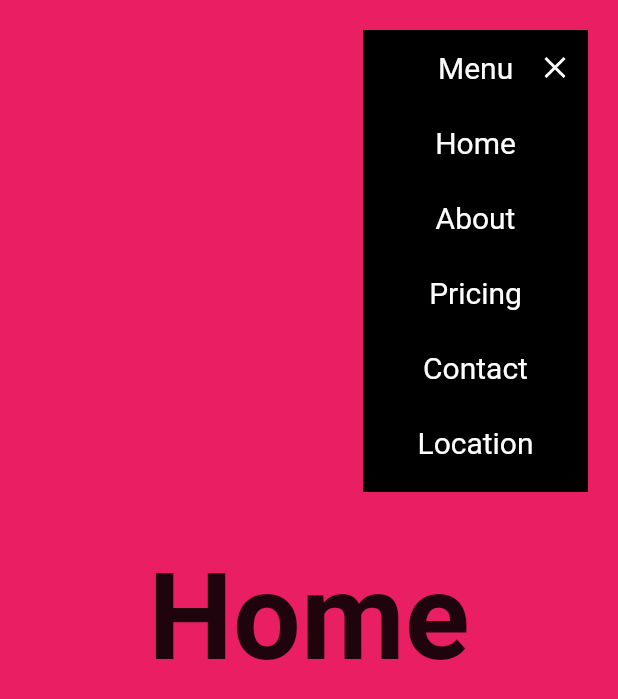
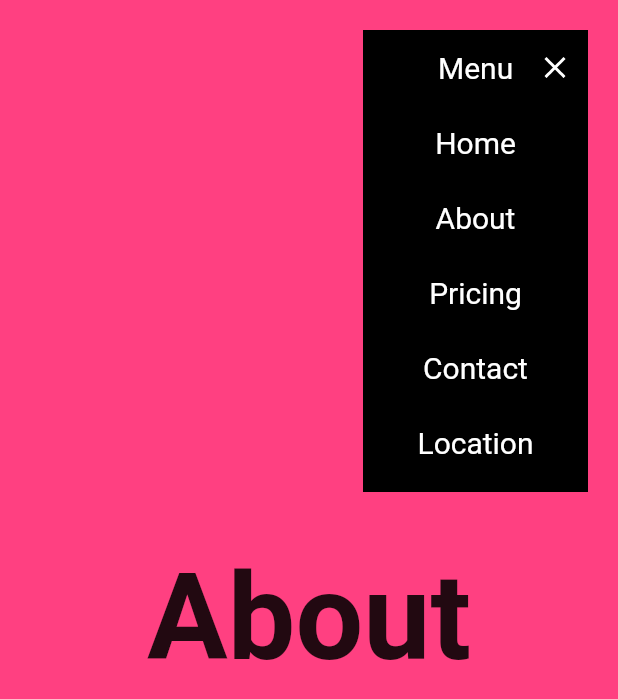
Before and after one commit to daniellms/Primer-web-Flutter, a Flutter app: the screen it shows after launch, after a tap on "Menu", after a tap on "About", on a phone screen of 412 x 824 dp. Shown: the top 699 px of the screen. Run offline on Flutter 3.47's test engine with Material 2 defaults, Android fonts, the phone set to English and light mode, and no system bars; our stand-ins replace animate_do, bloc, equatable, fluro, flutter_bloc, google_fonts; missing offline and left inert: universal_html.

Commit message:
Fin Seccion 5 todo funcional

```diff
--- a/lib/main.dart
+++ b/lib/main.dart
@@ -1,6 +1,8 @@
 import 'package:flutter/material.dart';
 import 'package:flutter_bloc/flutter_bloc.dart';
+import 'package:provider/provider.dart';
 import 'package:vertical_landing_page/blocs/page/page_bloc.dart';
+import 'package:vertical_landing_page/providers/page_provider.dart';
 import 'package:vertical_landing_page/routers/router.dart';
 import 'package:vertical_landing_page/ui/pages/home_page.dart';
 
@@ -21,9 +23,9 @@ class _MyAppState extends State<MyApp> {
 
   @override
   Widget build(BuildContext context) {
-    return MultiBlocProvider(
+    return MultiProvider(
       providers: [
-        BlocProvider(create: (_) => PageBloc())
+        ChangeNotifierProvider(create: (_) => PageProvider())
       ],
       child: MaterialApp(
         title: 'Landing Page',
@@ -34,3 +36,9 @@ class _MyAppState extends State<MyApp> {
     );
   }
 }
+
+//Bloc
+//    //  MultiBlocProvider(
+    //   providers: [
+    //     BlocProvider(create: (_) => PageBloc())
+    //   ],
--- /dev/null
+++ b/lib/providers/page_provider.dart
@@ -0,0 +1,43 @@
+// import 'dart:html' as html;
+import 'package:flutter/material.dart';
+import 'package:universal_html/html.dart' as html;
+
+class PageProvider extends ChangeNotifier {
+  PageController scrollController = PageController();
+  List<String> _pages = ['home', 'about', 'pricing', 'contact', 'location'];
+  int _currentIndex = 0;
+
+  goTo(int index) {
+    // final routeName = _pages[index];
+    // html.window.history.pushState(null, 'none', '#/${_pages[index]}');
+
+    scrollController.animateToPage(
+      index,
+      duration: Duration(milliseconds: 300),
+      curve: Curves.easeInOut,
+    );
+  }
+
+  createScrollController(String routeName) {
+    this.scrollController = PageController(initialPage: getPageIndex(routeName));
+
+    html.document.title = _pages[getPageIndex(routeName)];
+
+    this.scrollController.addListener(() {
+      final pagIndex = (this.scrollController.page ?? 0).round();
+
+      if (pagIndex != _currentIndex) html.window.history.pushState(null, 'none', '#/${_pages[pagIndex]}');
+      _currentIndex = pagIndex;
+      html.document.title = _pages[pagIndex];
+      // print(pagIndex);
+    });
+  }
+
+  getPageIndex(String routeName) {
+    return (_pages.indexOf(routeName) == -1)
+        ? 0
+        : _pages.indexOf(
+            routeName,
+          );
+  }
+}
--- a/lib/routers/route_handlers.dart
+++ b/lib/routers/route_handlers.dart
@@ -1,10 +1,16 @@
 // import 'package:flutter/material.dart';
 import 'package:fluro/fluro.dart';
+import 'package:provider/provider.dart';
+import 'package:vertical_landing_page/providers/page_provider.dart';
 import 'package:vertical_landing_page/ui/pages/home_page.dart';
 
 final homeHandler = Handler(handlerFunc: (context, params) {
   final page = params['page']!.first;
   // print(page);
-  if( page != '/')
-  return HomePage();
+  if (page != '/') {
+    final pageProvider = Provider.of<PageProvider>(context!, listen: false);
+      pageProvider.createScrollController(page);
+
+    return HomePage();
+  }
 });
--- a/lib/routers/router.dart
+++ b/lib/routers/router.dart
@@ -7,6 +7,9 @@ class FluroPrincipalRouter {
   static void configureRoutes() {
     // Rutas
     router.define('/:page', handler: homeHandler);
-    router.notFoundHandler = homeHandler;     //404
+
+
+    //404
+    router.notFoundHandler = homeHandler;
   }
 }
--- a/lib/ui/pages/home_page.dart
+++ b/lib/ui/pages/home_page.dart
@@ -1,7 +1,9 @@
 import 'package:flutter/gestures.dart';
 import 'package:flutter/material.dart';
 import 'package:flutter_bloc/flutter_bloc.dart';
+import 'package:provider/provider.dart';
 import 'package:vertical_landing_page/blocs/page/page_bloc.dart';
+import 'package:vertical_landing_page/providers/page_provider.dart';
 import 'package:vertical_landing_page/ui/shared/custom_app_menu.dart';
 import 'package:vertical_landing_page/ui/views/about_view.dart';
 import 'package:vertical_landing_page/ui/views/contact_view.dart';
@@ -35,13 +37,10 @@ class _HomeBody extends StatelessWidget {
 
   @override
   Widget build(BuildContext context) {
-
-
-    return BlocBuilder<PageBloc, PageState>(
-      builder: (context, state) {
+    final pageProvider = Provider.of<PageProvider>(context, listen: false);
     return PageView(
       physics: BouncingScrollPhysics(),
-          // controller: state.scrollController,
+      controller: pageProvider.scrollController,
       scrollBehavior: ScrollConfiguration.of(context).copyWith(dragDevices: {
         PointerDeviceKind.touch,
         PointerDeviceKind.mouse,
@@ -55,7 +54,5 @@ class _HomeBody extends StatelessWidget {
         LocationView(),
       ],
     );
-      },
-    );
   }
 }
--- a/lib/ui/shared/custom_app_menu.dart
+++ b/lib/ui/shared/custom_app_menu.dart
@@ -1,7 +1,9 @@
 import 'package:flutter/material.dart';
 import 'package:flutter_bloc/flutter_bloc.dart';
 import 'package:google_fonts/google_fonts.dart';
+import 'package:provider/provider.dart';
 import 'package:vertical_landing_page/blocs/page/page_bloc.dart';
+import 'package:vertical_landing_page/providers/page_provider.dart';
 import 'package:vertical_landing_page/ui/shared/Custom_item_menu.dart';
 
 class CustomAppMenu extends StatefulWidget {
@@ -23,8 +25,7 @@ class _CustomAppMenuState extends State<CustomAppMenu> with SingleTickerProvider
 
   @override
   Widget build(BuildContext context) {
-    return BlocBuilder<PageBloc, PageState>(
-      builder: (context, state) {
+    final pageProviderr = Provider.of<PageProvider>(context, listen: false);
     return MouseRegion(
       cursor: SystemMouseCursors.click,
       child: GestureDetector(
@@ -49,18 +50,16 @@ class _CustomAppMenuState extends State<CustomAppMenu> with SingleTickerProvider
               children: [
                 _MenuRow(isOpen: isOpen, controller: controller),
                 if (isOpen) ...[
-                      CustomMenuItem(delay: 0, text: 'Home', onPressed: () {}), //=> context.read<PageBloc>().add(OnGoTo(index: 0)
-                      CustomMenuItem(delay: 80, text: 'About', onPressed: () {}), //=> context.read<PageBloc>().add(OnGoTo(index: 1))
-                      CustomMenuItem(delay: 160, text: 'Pricing', onPressed: () {}),//=> context.read<PageBloc>().add(OnGoTo(index: ))
-                      CustomMenuItem(delay: 240, text: 'Contact', onPressed: () {}),//=> context.read<PageBloc>().add(OnGoTo(index: ))
-                      CustomMenuItem(delay: 320, text: 'Location', onPressed: () {}),//=> context.read<PageBloc>().add(OnGoTo(index:))
-                      // SizedBox(height: 8,)
+                  CustomMenuItem(delay: 0, text: 'Home', onPressed: () => pageProviderr.goTo(0)), //=> context.read<PageBloc>().add(OnGoTo(index: 0)
+                  CustomMenuItem(delay: 80, text: 'About', onPressed: () => pageProviderr.goTo(1)), //=> context.read<PageBloc>().add(OnGoTo(index: 1))
+                  CustomMenuItem(delay: 160, text: 'Pricing', onPressed: () => pageProviderr.goTo(2)), //=> context.read<PageBloc>().add(OnGoTo(index: ))
+                  CustomMenuItem(delay: 240, text: 'Contact', onPressed: () => pageProviderr.goTo(3)), //=> context.read<PageBloc>().add(OnGoTo(index: ))
+                  CustomMenuItem(delay: 320, text: 'Location', onPressed: () => pageProviderr.goTo(4)), //=> context.read<PageBloc>().add(OnGoTo(index:))
+                  // SizedBox(height: 8,) goTo
                 ]
               ],
             )),
       ),
-        );
-      },
     );
   }
 }
--- a/lib/ui/views/about_view.dart
+++ b/lib/ui/views/about_view.dart
@@ -13,7 +13,7 @@ class AboutView extends StatelessWidget {
           child: Text(
               'About', style: GoogleFonts.montserratAlternates( //montserratAlternates
               fontSize: 80,
-              // color: Colors.,
+              // color: Colors.white70,
               fontWeight: FontWeight.bold,
             ),
           ),
--- a/lib/ui/views/contact_view.dart
+++ b/lib/ui/views/contact_view.dart
@@ -13,7 +13,7 @@ class ContactView extends StatelessWidget {
           child: Text(
               'Contact', style: GoogleFonts.montserratAlternates( //montserratAlternates
               fontSize: 80,
-              // color: Colors.,
+              color: Colors.white70,
               fontWeight: FontWeight.bold,
             ),
           ),
--- a/lib/ui/views/home_view.dart
+++ b/lib/ui/views/home_view.dart
@@ -13,7 +13,7 @@ class HomeView extends StatelessWidget {
           child: Text(
               'Home', style: GoogleFonts.montserratAlternates( //montserratAlternates
               fontSize: 80,
-              // color: Colors.,
+              // color: Colors.white70,
               fontWeight: FontWeight.bold,
             ),
           ),
--- a/lib/ui/views/pricing_view.dart
+++ b/lib/ui/views/pricing_view.dart
@@ -13,7 +13,7 @@ class PricingView extends StatelessWidget {
           child: Text(
               'Pricing', style: GoogleFonts.montserratAlternates( //montserratAlternates
               fontSize: 80,
-              // color: Colors.,
+              color: Colors.white60,
               fontWeight: FontWeight.bold,
             ),
           ),
--- a/pubspec.yaml
+++ b/pubspec.yaml
@@ -35,6 +35,8 @@ dependencies:
     sdk: flutter
   flutter_bloc: ^8.0.1
   google_fonts: ^3.0.1
+  provider: ^6.0.3
+  universal_html: ^2.0.8
 
 dev_dependencies:
   flutter_lints: ^2.0.0
```
Also changed, not shown: pubspec.lock. Lines whose indentation alone changed are shown as unchanged.
